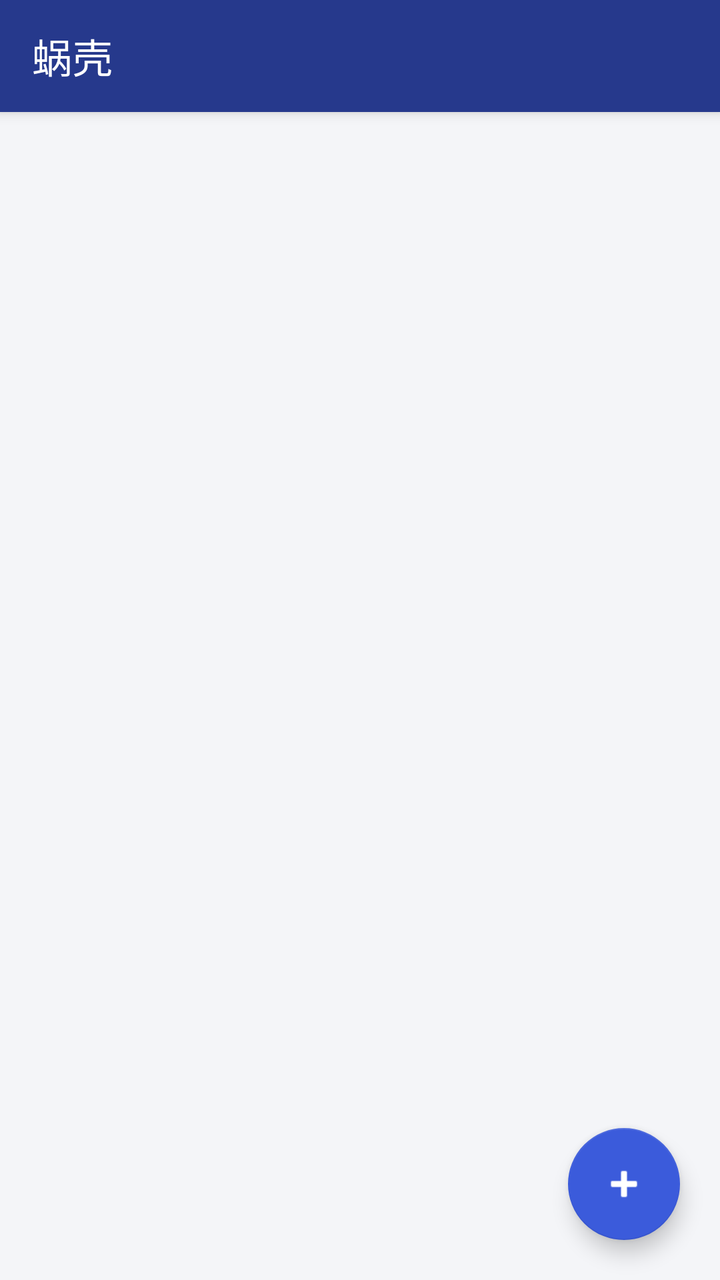
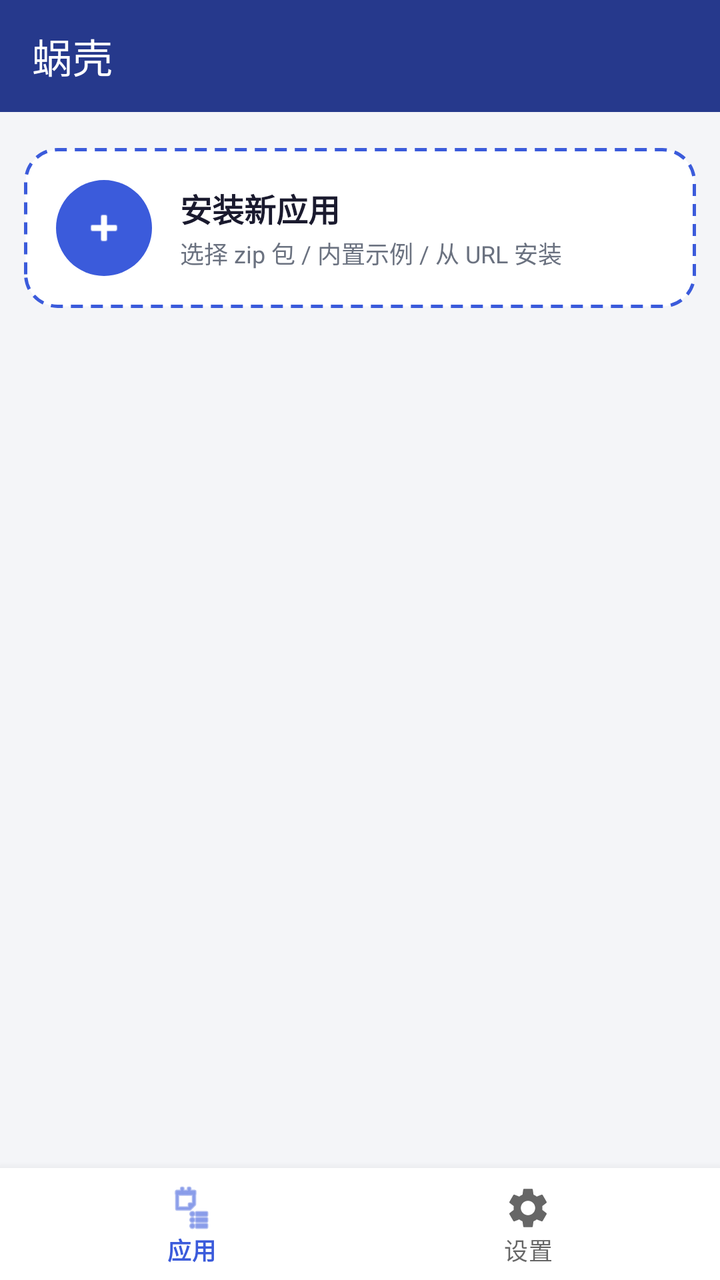

Screens rendered from an Android XML layout before and after an edit, with the pre-edit source and the edit as a unified diff.
<!-- AndroidManifest.xml: application theme Theme.MiniApp -->
<!-- res/layout/activity_main.xml -->
<?xml version="1.0" encoding="utf-8"?>
<androidx.coordinatorlayout.widget.CoordinatorLayout xmlns:android="http://schemas.android.com/apk/res/android"
    xmlns:app="http://schemas.android.com/apk/res-auto"
    android:layout_width="match_parent"
    android:layout_height="match_parent">

    <com.google.android.material.appbar.AppBarLayout
        android:layout_width="match_parent"
        android:layout_height="wrap_content">
        <com.google.android.material.appbar.MaterialToolbar
            android:id="@+id/toolbar"
            android:layout_width="match_parent"
            android:layout_height="?attr/actionBarSize"
            app:title="@string/title_app_list"
            app:titleTextColor="#FFFFFF"
            android:background="@color/brand_primary_dark" />
    </com.google.android.material.appbar.AppBarLayout>

    <LinearLayout
        android:layout_width="match_parent"
        android:layout_height="match_parent"
        android:orientation="vertical"
        app:layout_behavior="@string/appbar_scrolling_view_behavior">

        <HorizontalScrollView
            android:id="@+id/category_scroll"
            android:layout_width="match_parent"
            android:layout_height="wrap_content"
            android:scrollbars="none"
            android:paddingHorizontal="12dp"
            android:paddingVertical="8dp">

            <LinearLayout
                android:id="@+id/category_bar"
                android:layout_width="wrap_content"
                android:layout_height="wrap_content"
                android:orientation="horizontal" />
        </HorizontalScrollView>

        <androidx.recyclerview.widget.RecyclerView
            android:id="@+id/recycler"
            android:layout_width="match_parent"
            android:layout_height="0dp"
            android:layout_weight="1"
            android:clipToPadding="false"
            android:padding="12dp" />
    </LinearLayout>

    <TextView
        android:id="@+id/empty"
        android:layout_width="match_parent"
        android:layout_height="wrap_content"
        android:layout_gravity="center"
        android:gravity="center"
        android:text="@string/empty_apps"
        android:textColor="@color/text_secondary"
        android:textSize="15sp"
        android:visibility="gone" />

    <com.google.android.material.floatingactionbutton.FloatingActionButton
        android:id="@+id/fab_install"
        android:layout_width="wrap_content"
        android:layout_height="wrap_content"
        android:layout_gravity="bottom|end"
        android:layout_margin="20dp"
        android:contentDescription="安装应用"
        android:src="@android:drawable/ic_input_add"
        app:backgroundTint="@color/brand_primary"
        app:tint="#FFFFFF" />

</androidx.coordinatorlayout.widget.CoordinatorLayout>
<!-- resources referenced by this layout -->
<resources>
  <color name="brand_primary">#3B5BDB</color>
  <color name="brand_primary_dark">#26398C</color>
  <color name="text_secondary">#6B7280</color>
  <string name="empty_apps">还没有小程序，点击右上角安装</string>
  <string name="title_app_list">蜗壳</string>
  <style name="Theme.MiniApp" parent="Theme.MaterialComponents.DayNight.NoActionBar">
          <item name="colorPrimary">@color/brand_primary</item>
          <item name="colorPrimaryVariant">@color/brand_primary_dark</item>
          <item name="colorOnPrimary">#FFFFFF</item>
          <item name="colorSecondary">@color/brand_accent</item>
          <item name="colorOnSecondary">@color/text_primary</item>
          <item name="android:windowBackground">@color/bg_window</item>
          <item name="android:statusBarColor" tools:targetApi="l">@color/brand_primary_dark</item>
          
          <item name="android:alertDialogTheme">@style/ThemeOverlay.MiniApp.RoundedDialog</item>
          <item name="alertDialogTheme">@style/ThemeOverlay.MiniApp.RoundedDialog</item>
          <item name="materialAlertDialogTheme">@style/ThemeOverlay.MiniApp.RoundedDialog</item>
  </style>
  <color name="brand_accent">#FFC24B</color>
  <color name="text_primary">#1A1A2E</color>
  <color name="bg_window">#F4F5F8</color>
  <style name="ThemeOverlay.MiniApp.RoundedDialog" parent="ThemeOverlay.MaterialComponents.Dialog.Alert">
          <item name="colorPrimary">@color/brand_primary</item>
          <item name="colorSecondary">@color/brand_accent</item>
          <item name="shapeAppearanceOverlay">@style/ShapeAppearance.MiniApp.Dialog</item>
          <item name="buttonBarPositiveButtonStyle">@style/Widget.MiniApp.DialogButton</item>
          <item name="buttonBarNegativeButtonStyle">@style/Widget.MiniApp.DialogButton</item>
          <item name="buttonBarNeutralButtonStyle">@style/Widget.MiniApp.DialogButton</item>
  </style>
  <style name="ShapeAppearance.MiniApp.Dialog" parent="">
          <item name="cornerFamily">rounded</item>
          <item name="cornerSize">24dp</item>
  </style>
  <style name="Widget.MiniApp.DialogButton" parent="Widget.MaterialComponents.Button.TextButton.Dialog">
          <item name="android:textColor">@color/brand_primary</item>
      </style>
</resources>

<!-- the commit's change to res/layout/activity_main.xml (unified diff, before → after) -->
@@ -1,71 +1,118 @@
 <?xml version="1.0" encoding="utf-8"?>
-<androidx.coordinatorlayout.widget.CoordinatorLayout xmlns:android="http://schemas.android.com/apk/res/android"
+<LinearLayout xmlns:android="http://schemas.android.com/apk/res/android"
     xmlns:app="http://schemas.android.com/apk/res-auto"
     android:layout_width="match_parent"
-    android:layout_height="match_parent">
+    android:layout_height="match_parent"
+    android:background="@color/bg_window"
+    android:orientation="vertical">
 
-    <com.google.android.material.appbar.AppBarLayout
+    <com.google.android.material.appbar.MaterialToolbar
+        android:id="@+id/toolbar"
         android:layout_width="match_parent"
-        android:layout_height="wrap_content">
-        <com.google.android.material.appbar.MaterialToolbar
-            android:id="@+id/toolbar"
-            android:layout_width="match_parent"
-            android:layout_height="?attr/actionBarSize"
-            app:title="@string/title_app_list"
-            app:titleTextColor="#FFFFFF"
-            android:background="@color/brand_primary_dark" />
-    </com.google.android.material.appbar.AppBarLayout>
+        android:layout_height="?attr/actionBarSize"
+        android:background="@color/brand_primary_dark"
+        app:title="@string/title_app_list"
+        app:titleTextColor="#FFFFFF" />
 
-    <LinearLayout
+    <HorizontalScrollView
+        android:id="@+id/category_scroll"
         android:layout_width="match_parent"
-        android:layout_height="match_parent"
-        android:orientation="vertical"
-        app:layout_behavior="@string/appbar_scrolling_view_behavior">
+        android:layout_height="wrap_content"
+        android:paddingHorizontal="12dp"
+        android:paddingVertical="8dp"
+        android:scrollbars="none">
 
-        <HorizontalScrollView
-            android:id="@+id/category_scroll"
-            android:layout_width="match_parent"
+        <LinearLayout
+            android:id="@+id/category_bar"
+            android:layout_width="wrap_content"
             android:layout_height="wrap_content"
-            android:scrollbars="none"
-            android:paddingHorizontal="12dp"
-            android:paddingVertical="8dp">
+            android:orientation="horizontal" />
+    </HorizontalScrollView>
 
-            <LinearLayout
-                android:id="@+id/category_bar"
-                android:layout_width="wrap_content"
-                android:layout_height="wrap_content"
-                android:orientation="horizontal" />
-        </HorizontalScrollView>
+    
+    <include
+        android:id="@+id/install_card"
+        layout="@layout/item_install_card"
+        android:layout_width="match_parent"
+        android:layout_height="wrap_content"
+        android:layout_marginHorizontal="12dp"
+        android:layout_marginTop="2dp" />
+
+    <FrameLayout
+        android:layout_width="match_parent"
+        android:layout_height="0dp"
+        android:layout_weight="1">
 
         <androidx.recyclerview.widget.RecyclerView
             android:id="@+id/recycler"
             android:layout_width="match_parent"
-            android:layout_height="0dp"
-            android:layout_weight="1"
+            android:layout_height="match_parent"
             android:clipToPadding="false"
             android:padding="12dp" />
+
+        <TextView
+            android:id="@+id/empty"
+            android:layout_width="match_parent"
+            android:layout_height="wrap_content"
+            android:layout_gravity="center"
+            android:gravity="center"
+            android:text="@string/empty_apps"
+            android:textColor="@color/text_secondary"
+            android:textSize="15sp"
+            android:visibility="gone" />
+    </FrameLayout>
+
+    <com.google.android.material.bottomnavigation.BottomNavigationView
+        android:id="@+id/bottom_nav"
+        android:layout_width="match_parent"
+        android:layout_height="wrap_content"
+        android:background="@color/bg_card"
+        app:menu="@menu/bottom_nav_menu"
+        app:labelVisibilityMode="labeled" />
+
+</LinearLayout>
+<!-- res/layout/item_install_card.xml (included above) -->
+<?xml version="1.0" encoding="utf-8"?>
+<LinearLayout xmlns:android="http://schemas.android.com/apk/res/android"
+    android:layout_width="match_parent"
+    android:layout_height="wrap_content"
+    android:layout_marginBottom="10dp"
+    android:background="@drawable/bg_install_card"
+    android:gravity="center_vertical"
+    android:orientation="horizontal"
+    android:padding="16dp">
+
+    <ImageView
+        android:layout_width="48dp"
+        android:layout_height="48dp"
+        android:background="@drawable/bg_install_plus"
+        android:contentDescription="安装新应用"
+        android:padding="12dp"
+        android:src="@android:drawable/ic_input_add"
+        android:tint="#FFFFFF" />
+
+    <LinearLayout
+        android:layout_width="0dp"
+        android:layout_height="wrap_content"
+        android:layout_marginStart="14dp"
+        android:layout_weight="1"
+        android:orientation="vertical">
+
+        <TextView
+            android:layout_width="match_parent"
+            android:layout_height="wrap_content"
+            android:text="安装新应用"
+            android:textColor="@color/text_primary"
+            android:textSize="16sp"
+            android:textStyle="bold" />
+
+        <TextView
+            android:layout_width="match_parent"
+            android:layout_height="wrap_content"
+            android:layout_marginTop="2dp"
+            android:text="选择 zip 包 / 内置示例 / 从 URL 安装"
+            android:textColor="@color/text_secondary"
+            android:textSize="12sp" />
     </LinearLayout>
 
-    <TextView
-        android:id="@+id/empty"
-        android:layout_width="match_parent"
-        android:layout_height="wrap_content"
-        android:layout_gravity="center"
-        android:gravity="center"
-        android:text="@string/empty_apps"
-        android:textColor="@color/text_secondary"
-        android:textSize="15sp"
-        android:visibility="gone" />
-
-    <com.google.android.material.floatingactionbutton.FloatingActionButton
-        android:id="@+id/fab_install"
-        android:layout_width="wrap_content"
-        android:layout_height="wrap_content"
-        android:layout_gravity="bottom|end"
-        android:layout_margin="20dp"
-        android:contentDescription="安装应用"
-        android:src="@android:drawable/ic_input_add"
-        app:backgroundTint="@color/brand_primary"
-        app:tint="#FFFFFF" />
-
-</androidx.coordinatorlayout.widget.CoordinatorLayout>
+</LinearLayout>
<!-- resource entries referenced after the edit -->
@@ -1,8 +1,27 @@
 <!-- resources referenced by this layout -->
 <resources>
+  <color name="bg_card">#FFFFFF</color>
   <color name="brand_primary">#3B5BDB</color>
   <color name="brand_primary_dark">#26398C</color>
   <color name="text_secondary">#6B7280</color>
+  <!-- drawable bg_install_card (drawable) -->
+  <?xml version="1.0" encoding="utf-8"?>
+  <shape xmlns:android="http://schemas.android.com/apk/res/android"
+      android:shape="rectangle">
+      <solid android:color="@color/bg_card" />
+      <corners android:radius="16dp" />
+      <stroke
+          android:width="1.5dp"
+          android:color="@color/brand_primary"
+          android:dashWidth="6dp"
+          android:dashGap="4dp" />
+  </shape>
+  <!-- drawable bg_install_plus (drawable) -->
+  <?xml version="1.0" encoding="utf-8"?>
+  <shape xmlns:android="http://schemas.android.com/apk/res/android"
+      android:shape="oval">
+      <solid android:color="@color/brand_primary" />
+  </shape>
   <string name="empty_apps">还没有小程序，点击右上角安装</string>
   <string name="title_app_list">蜗壳</string>
   <style name="Theme.MiniApp" parent="Theme.MaterialComponents.DayNight.NoActionBar">
